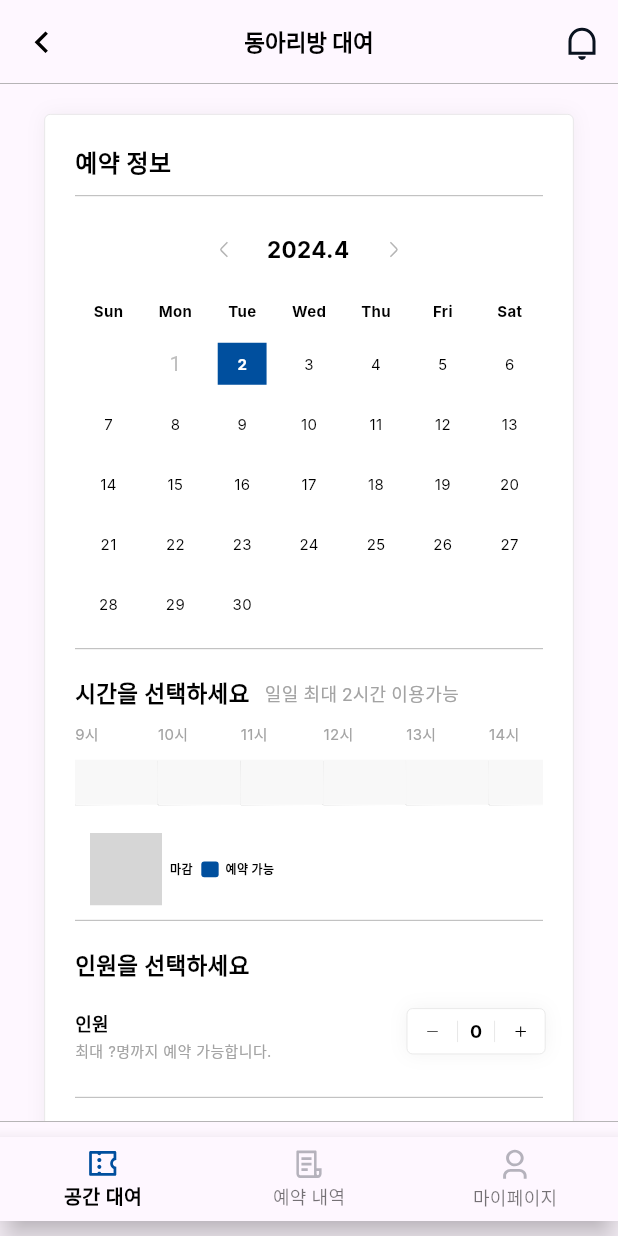
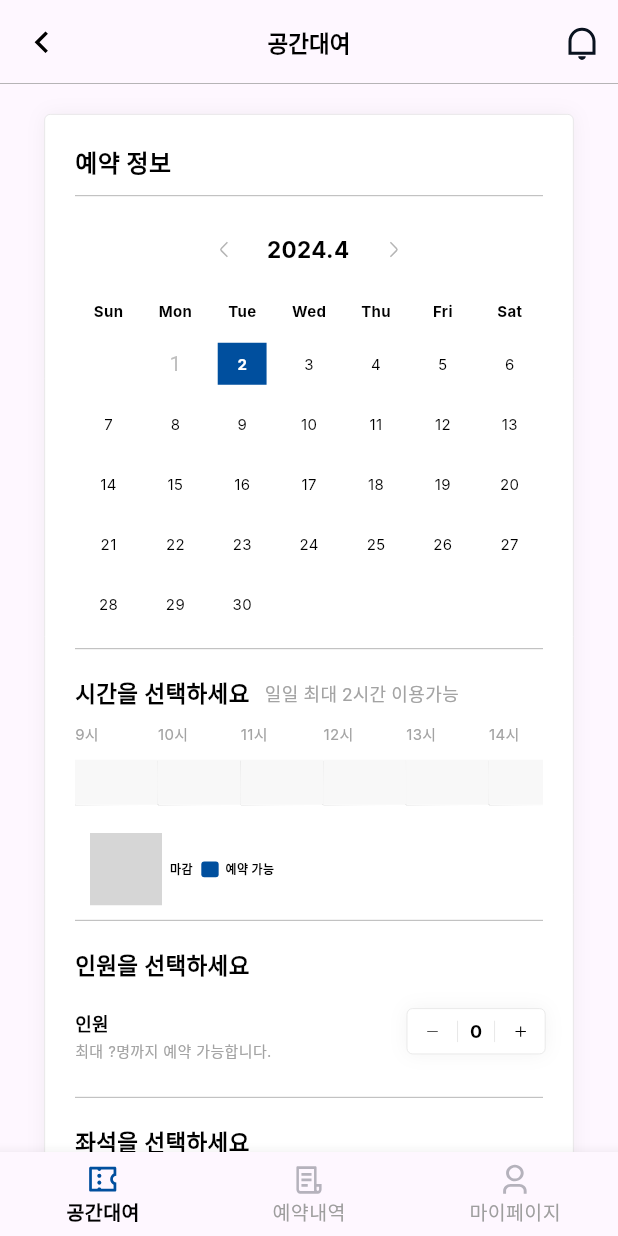
Before and after one commit to kookmin-sw/capstone-2024-2024-26, a Flutter app: the Lent_Teamroom screen opened directly, after a tap on "예약하기", on a phone screen of 412 x 824 dp. Run offline on Flutter 3.47's test engine with Material 3 defaults, Android fonts, the phone set to English and light mode, and no system bars; drawn by our look-alikes of table_calendar; our stand-ins replace dotted_line, email_validator, flutter_spinkit, flutter_svg, image_picker, loading_animation_widget and 1 more; accounts and stored records are empty; Roboto replaces fonts that are missing (Inter); project files that could hold a hidden picture were left out; grey boxes are pictures that could not be loaded.

Commit message:
feat: bottom navigation bar function edit

```diff
--- a/frontend/lib/lent_teamroom.dart
+++ b/frontend/lib/lent_teamroom.dart
@@ -3,6 +3,8 @@ import 'package:flutter_svg/flutter_svg.dart';
 import 'main.dart'; // 필요시 main.dart 파일을 import합니다.
 import 'loading.dart'; // 로딩 화면을 표시하는 데 사용할 LoadingScreen 위젯을 import합니다.
 import 'select_reserve.dart'; // 예약 페이지를 보여주는 데 사용할 Select_reserve 위젯을 import합니다.
+import 'myPage.dart'; // 마이페이지를 보여주는 데 사용할 MyPage 위젯을 import합니다.
+import 'reservation_details.dart';
 
 class Lent_Teamroom extends StatefulWidget {
   @override
@@ -10,9 +12,8 @@ class Lent_Teamroom extends StatefulWidget {
 }
 
 class _Lentteam extends State<Lent_Teamroom> {
-  final PageController _pageController = PageController();
   final ExpansionTileController controller = ExpansionTileController();
-  int _currentIndex = 0;
+
   String time = ''; //server
   String people = ''; //server
   String room_name = ''; //server
@@ -27,7 +28,7 @@ class _Lentteam extends State<Lent_Teamroom> {
       return Scaffold(
         appBar: AppBar(
           title: Text(
-            '동아리방 대여',
+            '공간대여',
             style: TextStyle(
               color: Colors.black,
               fontSize: 15,
@@ -230,36 +231,36 @@ class _Lentteam extends State<Lent_Teamroom> {
             ),
           ),
         ),
-        bottomNavigationBar: Container(
-          decoration: BoxDecoration(
-            border: Border(
-              top: BorderSide(
-                color: Colors.grey,
-                width: 0.5,
-              ),
-            ),
-          ),
-          padding: EdgeInsets.symmetric(vertical: 10),
-          child: BottomNavigationBar(
-            currentIndex: _currentIndex,
+        // 하단 바
+        bottomNavigationBar: BottomNavigationBar(
+          currentIndex: 0, // Adjust the index according to your need
           onTap: (index) {
-              setState(() {
-                _currentIndex = index;
-                _pageController.animateToPage(
-                  index,
-                  duration: const Duration(milliseconds: 300),
-                  curve: Curves.easeInOut,
+            switch (index) {
+              case 0:
+                break;
+
+              case 1:
+                Navigator.push(
+                  context,
+                  MaterialPageRoute(builder: (context) => Details()),
                 );
-              });
+                break;
+              case 2:
+                Navigator.push(
+                  context,
+                  MaterialPageRoute(builder: (context) => MyPage()),
+                );
+                break;
+            }
           },
           items: <BottomNavigationBarItem>[
             BottomNavigationBarItem(
               icon: SvgPicture.asset('assets/icons/lent.svg'),
-                label: '공간 대여',
+              label: '공간대여',
             ),
             BottomNavigationBarItem(
               icon: SvgPicture.asset('assets/icons/reserved.svg'),
-                label: '예약 내역',
+              label: '예약내역',
             ),
             BottomNavigationBarItem(
               icon: SvgPicture.asset('assets/icons/mypage.svg'),
@@ -268,8 +269,11 @@ class _Lentteam extends State<Lent_Teamroom> {
           ],
           selectedLabelStyle:
               TextStyle(fontWeight: FontWeight.bold, fontSize: 13),
+
           selectedItemColor: Colors.black,
-          ),
+          unselectedLabelStyle:
+              TextStyle(fontSize: 13, fontWeight: FontWeight.w400),
+          unselectedItemColor: Colors.grey,
         ),
       );
     }
--- a/frontend/lib/reservation_details.dart
+++ b/frontend/lib/reservation_details.dart
@@ -79,11 +79,11 @@ class _Details extends State<Details> {
         },
         items: <BottomNavigationBarItem>[
           BottomNavigationBarItem(
-            icon: SvgPicture.asset('assets/icons/lent_1.svg'),
-            label: '대여하기',
+            icon: SvgPicture.asset('assets/icons/lent_off.svg'),
+            label: '공간대여',
           ),
           BottomNavigationBarItem(
-            icon: SvgPicture.asset('assets/icons/reserved.svg'),
+            icon: SvgPicture.asset('assets/icons/reserved_on.svg'),
             label: '예약내역',
           ),
           BottomNavigationBarItem(
--- a/frontend/lib/select_reserve.dart
+++ b/frontend/lib/select_reserve.dart
@@ -9,6 +9,8 @@ import 'sign_in.dart';
 import 'package:http/http.dart' as http;
 import 'loading.dart';
 import 'complete.dart';
+import 'reservation_details.dart';
+import 'myPage.dart';
 
 class Select_reserve extends StatefulWidget {
   @override
@@ -74,7 +76,7 @@ class _select extends State<Select_reserve> {
       return Scaffold(
         appBar: AppBar(
           title: Text(
-            '동아리방 대여',
+            '공간대여',
             style: TextStyle(
               color: Colors.black,
               fontSize: 15,
@@ -599,36 +601,35 @@ class _select extends State<Select_reserve> {
         ),
 
         // 하단 바
-        bottomNavigationBar: Container(
-          decoration: BoxDecoration(
-            border: Border(
-              top: BorderSide(
-                color: Colors.grey,
-                width: 0.5,
-              ),
-            ),
-          ),
-          padding: const EdgeInsets.symmetric(vertical: 10), // 모든 방향으로 바텀 패딩.
-          child: BottomNavigationBar(
-            currentIndex: _currentIndex,
+        bottomNavigationBar: BottomNavigationBar(
+          currentIndex: 0, // Adjust the index according to your need
           onTap: (index) {
-              setState(() {
-                _currentIndex = index;
-                _pageController.animateToPage(
-                  index,
-                  duration: const Duration(milliseconds: 300),
-                  curve: Curves.easeInOut,
+            switch (index) {
+              case 0:
+                break;
+
+              case 1:
+                Navigator.push(
+                  context,
+                  MaterialPageRoute(builder: (context) => Details()),
                 );
-              });
+                break;
+              case 2:
+                Navigator.push(
+                  context,
+                  MaterialPageRoute(builder: (context) => MyPage()),
+                );
+                break;
+            }
           },
           items: <BottomNavigationBarItem>[
             BottomNavigationBarItem(
               icon: SvgPicture.asset('assets/icons/lent.svg'),
-                label: '공간 대여',
+              label: '공간대여',
             ),
             BottomNavigationBarItem(
               icon: SvgPicture.asset('assets/icons/reserved.svg'),
-                label: '예약 내역',
+              label: '예약내역',
             ),
             BottomNavigationBarItem(
               icon: SvgPicture.asset('assets/icons/mypage.svg'),
@@ -636,9 +637,12 @@ class _select extends State<Select_reserve> {
             ),
           ],
           selectedLabelStyle:
-                const TextStyle(fontWeight: FontWeight.bold, fontSize: 13),
+              TextStyle(fontWeight: FontWeight.bold, fontSize: 13),
+
           selectedItemColor: Colors.black,
-          ),
+          unselectedLabelStyle:
+              TextStyle(fontSize: 13, fontWeight: FontWeight.w400),
+          unselectedItemColor: Colors.grey,
         ),
       );
     }
```
Also changed, not shown: frontend/lib/main.dart (+21 -29 lines), frontend/lib/myPage.dart (+22 -12 lines), frontend/assets/icons/lent_off.svg (added), frontend/assets/icons/reserved_on.svg (added). Lines whose indentation alone changed are shown as unchanged.
